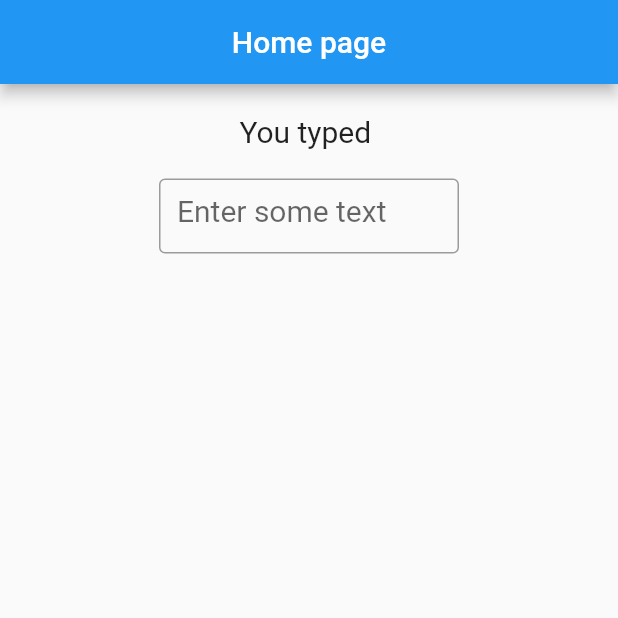
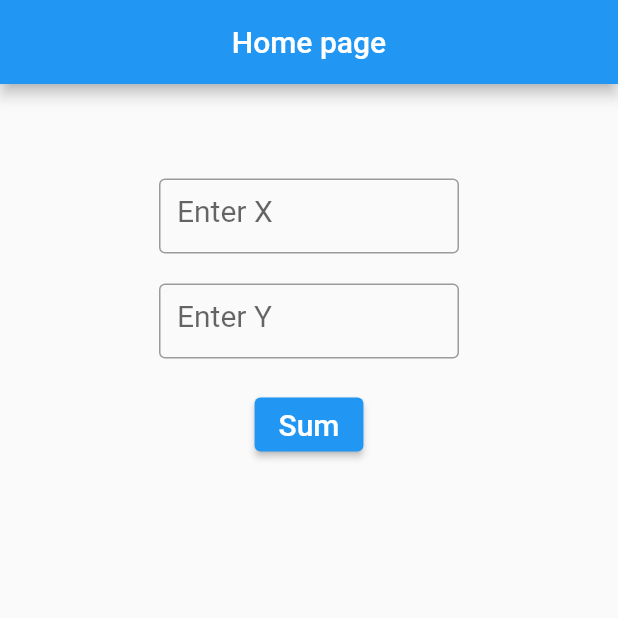
Before and after one commit to alichoumane/flutter_intro_stateful_widget, a Flutter app: the screen it shows after launch, on a phone screen of 412 x 824 dp, the top half of it. Run offline on Flutter 3.47's test engine with Material 2 defaults, Android fonts, the light colour scheme and no system bars.

Commit message:
Sum of values from 2 TextFields

```diff
--- a/lib/Home.dart
+++ b/lib/Home.dart
@@ -9,11 +9,36 @@
 
 class _HomeState extends State<Home> {
   String _text = '';
+  double _x = -1;
+  double _y = -1;
 
-  void updateText(String text){
+  void updateText(){
     setState(() {
-      _text = text;
+      if (_x == -1 || _y == -1) {
+        _text = 'Please fill all fields';
+      }
+      else {
+        _text = "Sum = " + (_x + _y).toString();
+      }
     });
+  }
+
+  void updateX(String x){
+    if (x.trim() == '') {
+      _x = -1;
+    }
+    else {
+      _x = double.parse(x);
+    }
+  }
+
+  void updateY(String y){
+    if (y.trim() == '') {
+      _y = -1;
+    }
+    else {
+      _y = double.parse(y);
+    }
   }
 
   @override
@@ -27,13 +52,19 @@
         child: Column(
           children: [
             const SizedBox(height: 20.0,),
-            Text('You typed $_text',
+            Text('$_text',
               style: TextStyle(
                 fontSize: 20
               ),
             ),
             const SizedBox(height:20.0),
-            MyTextField(f: updateText, hint: "Enter some text")
+            MyTextField(f: updateX, hint: "Enter X"),
+            const SizedBox(height:20.0),
+            MyTextField(f: updateY, hint: "Enter Y"),
+            const SizedBox(height:20.0),
+            ElevatedButton(
+                onPressed: (){updateText();},
+                child: Text("Sum", style: TextStyle(fontSize: 20),))
           ],
         )
         )
```
